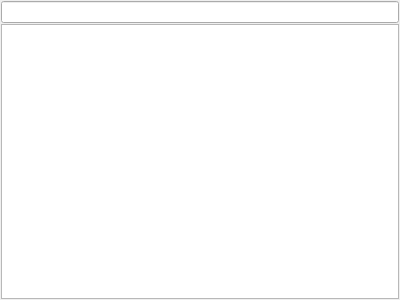
Qt form ui/dir_view_panel.ui (vlanse/tf) before a commit.
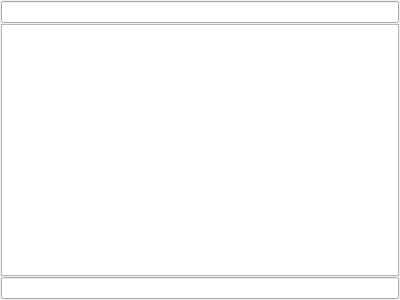
The same form after that commit.

Commit message: new: intorducing quick search

Diff of the .ui file:
```diff
--- a/ui/dir_view_panel.ui
+++ b/ui/dir_view_panel.ui
@@ -57,6 +57,9 @@
      </attribute>
     </widget>
    </item>
+   <item>
+    <widget class="QLineEdit" name="SearchEdit"/>
+   </item>
   </layout>
  </widget>
  <resources/>
```
The commit also changes 6 other files.
